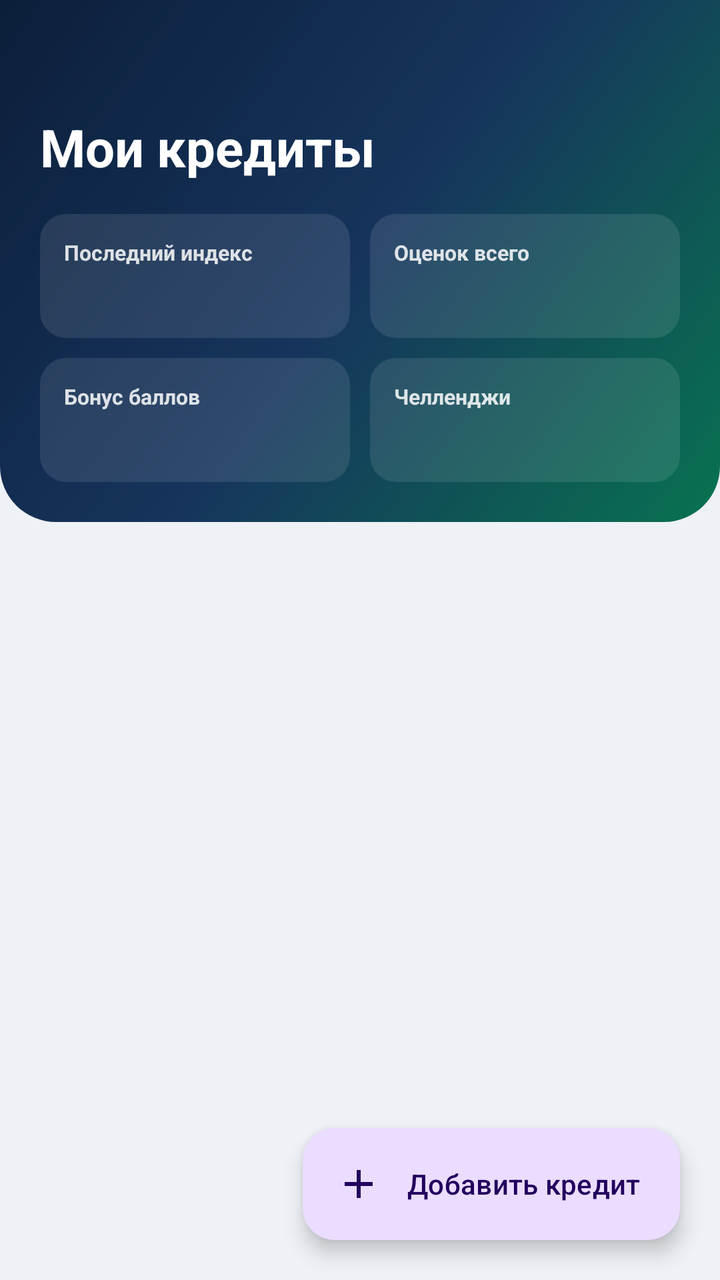
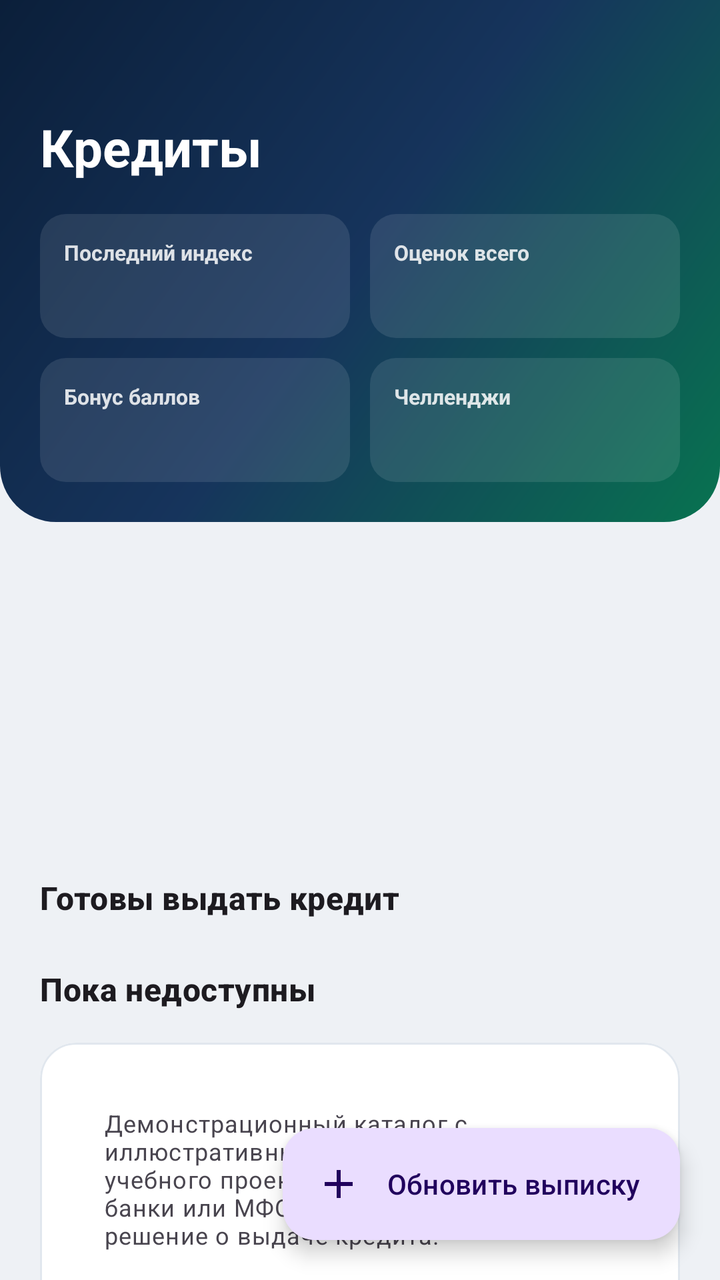

Before-and-after screenshots of an Android layout around one commit, followed by the original layout XML and the change that was made.
<!-- AndroidManifest.xml: application theme Theme.CreditWise -->
<!-- res/layout/fragment_home.xml -->
<?xml version="1.0" encoding="utf-8"?>
<FrameLayout xmlns:android="http://schemas.android.com/apk/res/android"
    xmlns:app="http://schemas.android.com/apk/res-auto"
    android:layout_width="match_parent"
    android:layout_height="match_parent">

    <androidx.core.widget.NestedScrollView
        android:layout_width="match_parent"
        android:layout_height="match_parent"
        android:fillViewport="true">

        <LinearLayout
            android:layout_width="match_parent"
            android:layout_height="wrap_content"
            android:orientation="vertical"
            android:paddingBottom="96dp">

            <LinearLayout
                android:layout_width="match_parent"
                android:layout_height="wrap_content"
                android:background="@drawable/bg_gradient_header"
                android:orientation="vertical"
                android:paddingTop="56dp"
                android:paddingBottom="20dp"
                android:paddingHorizontal="@dimen/screen_margin">

                <TextView
                    android:layout_width="match_parent"
                    android:layout_height="wrap_content"
                    android:text="@string/home_title"
                    android:textColor="@color/white"
                    android:textSize="26sp"
                    android:textStyle="bold" />

                <LinearLayout
                    android:layout_width="match_parent"
                    android:layout_height="wrap_content"
                    android:layout_marginTop="16dp"
                    android:orientation="vertical">

                    <LinearLayout
                        android:layout_width="match_parent"
                        android:layout_height="wrap_content"
                        android:orientation="horizontal">

                        <LinearLayout style="@style/Widget.CreditWise.HomeChip">
                            <TextView android:text="@string/home_chip_index" style="@style/Widget.CreditWise.HomeChipLabel" />
                            <TextView android:id="@+id/chipIndex" style="@style/Widget.CreditWise.HomeChipValue" />
                        </LinearLayout>

                        <LinearLayout style="@style/Widget.CreditWise.HomeChip" android:layout_marginStart="10dp">
                            <TextView android:text="@string/home_chip_total" style="@style/Widget.CreditWise.HomeChipLabel" />
                            <TextView android:id="@+id/chipTotal" style="@style/Widget.CreditWise.HomeChipValue" />
                        </LinearLayout>
                    </LinearLayout>

                    <LinearLayout
                        android:layout_width="match_parent"
                        android:layout_height="wrap_content"
                        android:layout_marginTop="10dp"
                        android:orientation="horizontal">

                        <LinearLayout style="@style/Widget.CreditWise.HomeChip">
                            <TextView android:text="@string/home_chip_bonus" style="@style/Widget.CreditWise.HomeChipLabel" />
                            <TextView android:id="@+id/chipBonus" style="@style/Widget.CreditWise.HomeChipValue" />
                        </LinearLayout>

                        <LinearLayout style="@style/Widget.CreditWise.HomeChip" android:layout_marginStart="10dp">
                            <TextView android:text="@string/home_chip_quest" style="@style/Widget.CreditWise.HomeChipLabel" />
                            <TextView android:id="@+id/chipQuest" style="@style/Widget.CreditWise.HomeChipValue" />
                        </LinearLayout>
                    </LinearLayout>
                </LinearLayout>
            </LinearLayout>

            <com.google.android.material.card.MaterialCardView
                android:id="@+id/cardForecastTeaser"
                android:layout_width="match_parent"
                android:layout_height="wrap_content"
                android:layout_marginHorizontal="@dimen/screen_margin"
                android:layout_marginTop="@dimen/gap_m"
                android:alpha="0"
                app:cardCornerRadius="18dp"
                app:strokeWidth="0dp"
                android:foreground="?attr/selectableItemBackground">

                <LinearLayout
                    android:layout_width="match_parent"
                    android:layout_height="wrap_content"
                    android:gravity="center_vertical"
                    android:orientation="horizontal"
                    android:padding="14dp">

                    <FrameLayout
                        android:layout_width="44dp"
                        android:layout_height="44dp"
                        android:background="@drawable/bg_circle_emerald">

                        <ImageView
                            android:layout_width="22dp"
                            android:layout_height="22dp"
                            android:layout_gravity="center"
                            android:contentDescription="@null"
                            android:src="@drawable/ic_forecast" />
                    </FrameLayout>

                    <LinearLayout
                        android:layout_width="0dp"
                        android:layout_height="wrap_content"
                        android:layout_marginStart="14dp"
                        android:layout_weight="1"
                        android:orientation="vertical">

                        <TextView
                            android:layout_width="match_parent"
                            android:layout_height="wrap_content"
                            android:text="@string/home_forecast_teaser"
                            android:textAppearance="?attr/textAppearanceTitleMedium"
                            android:textStyle="bold" />

                        <TextView
                            android:layout_width="match_parent"
                            android:layout_height="wrap_content"
                            android:layout_marginTop="2dp"
                            android:text="@string/home_forecast_teaser_subtitle"
                            android:textAppearance="?attr/textAppearanceBodySmall"
                            android:textColor="?android:attr/textColorSecondary" />
                    </LinearLayout>

                    <FrameLayout
                        android:layout_width="30dp"
                        android:layout_height="30dp"
                        android:layout_marginStart="8dp"
                        android:background="@drawable/bg_pill_neutral">

                        <TextView
                            android:layout_width="wrap_content"
                            android:layout_height="wrap_content"
                            android:layout_gravity="center"
                            android:text="→"
                            android:textColor="?android:attr/textColorSecondary"
                            android:textSize="16sp" />
                    </FrameLayout>
                </LinearLayout>
            </com.google.android.material.card.MaterialCardView>

            <com.google.android.material.card.MaterialCardView
                android:id="@+id/cardOffersTeaser"
                android:layout_width="match_parent"
                android:layout_height="wrap_content"
                android:layout_marginHorizontal="@dimen/screen_margin"
                android:layout_marginTop="@dimen/gap_s"
                android:alpha="0"
                app:cardCornerRadius="18dp"
                app:strokeWidth="0dp"
                android:foreground="?attr/selectableItemBackground"
                android:visibility="gone">

                <LinearLayout
                    android:layout_width="match_parent"
                    android:layout_height="wrap_content"
                    android:gravity="center_vertical"
                    android:orientation="horizontal"
                    android:padding="14dp">

                    <FrameLayout
                        android:layout_width="44dp"
                        android:layout_height="44dp"
                        android:background="@drawable/bg_score_badge">

                        <ImageView
                            android:layout_width="22dp"
                            android:layout_height="22dp"
                            android:layout_gravity="center"
                            android:contentDescription="@null"
                            android:src="@drawable/ic_credit_card" />
                    </FrameLayout>

                    <LinearLayout
                        android:layout_width="0dp"
                        android:layout_height="wrap_content"
                        android:layout_marginStart="14dp"
                        android:layout_weight="1"
                        android:orientation="vertical">

                        <TextView
                            android:layout_width="match_parent"
                            android:layout_height="wrap_content"
                            android:text="@string/home_offers_teaser"
                            android:textAppearance="?attr/textAppearanceTitleMedium"
                            android:textStyle="bold" />

                        <TextView
                            android:layout_width="match_parent"
                            android:layout_height="wrap_content"
                            android:layout_marginTop="2dp"
                            android:text="@string/home_offers_teaser_subtitle"
                            android:textAppearance="?attr/textAppearanceBodySmall"
                            android:textColor="?android:attr/textColorSecondary" />
                    </LinearLayout>

                    <FrameLayout
                        android:layout_width="30dp"
                        android:layout_height="30dp"
                        android:layout_marginStart="8dp"
                        android:background="@drawable/bg_pill_neutral">

                        <TextView
                            android:layout_width="wrap_content"
                            android:layout_height="wrap_content"
                            android:layout_gravity="center"
                            android:text="→"
                            android:textColor="?android:attr/textColorSecondary"
                            android:textSize="16sp" />
                    </FrameLayout>
                </LinearLayout>
            </com.google.android.material.card.MaterialCardView>

            <LinearLayout
                android:id="@+id/emptyState"
                android:layout_width="match_parent"
                android:layout_height="wrap_content"
                android:gravity="center_horizontal"
                android:orientation="vertical"
                android:paddingHorizontal="@dimen/screen_margin"
                android:paddingTop="48dp"
                android:visibility="gone">

                <TextView
                    android:layout_width="wrap_content"
                    android:layout_height="wrap_content"
                    android:text="@string/home_empty_title"
                    android:textAppearance="?attr/textAppearanceTitleMedium"
                    android:textStyle="bold" />

                <TextView
                    android:layout_width="match_parent"
                    android:layout_height="wrap_content"
                    android:layout_marginTop="8dp"
                    android:gravity="center"
                    android:text="@string/home_empty_body"
                    android:textAppearance="?attr/textAppearanceBodyMedium"
                    android:textColor="?android:attr/textColorSecondary" />
            </LinearLayout>

            <androidx.recyclerview.widget.RecyclerView
                android:id="@+id/casesRecycler"
                android:layout_width="match_parent"
                android:layout_height="wrap_content"
                android:layout_marginTop="@dimen/gap_m"
                android:clipToPadding="false"
                android:paddingHorizontal="@dimen/screen_margin"
                app:layoutManager="androidx.recyclerview.widget.LinearLayoutManager" />
        </LinearLayout>
    </androidx.core.widget.NestedScrollView>

    <com.google.android.material.floatingactionbutton.ExtendedFloatingActionButton
        android:id="@+id/fabAdd"
        android:layout_width="wrap_content"
        android:layout_height="wrap_content"
        android:layout_gravity="bottom|end"
        android:layout_margin="20dp"
        android:text="@string/home_add"
        app:icon="@drawable/ic_add" />
</FrameLayout>
<!-- resources referenced by this layout -->
<resources>
  <color name="white">#FFFFFF</color>
  <dimen name="gap_m">16dp</dimen>
  <dimen name="gap_s">8dp</dimen>
  <dimen name="screen_margin">20dp</dimen>
  <!-- drawable bg_circle_emerald (drawable) -->
  <?xml version="1.0" encoding="utf-8"?>
  <shape xmlns:android="http://schemas.android.com/apk/res/android" android:shape="oval">
      <solid android:color="@color/brand_emerald" />
  </shape>
  <!-- drawable bg_pill_neutral (drawable) -->
  <?xml version="1.0" encoding="utf-8"?>
  <shape xmlns:android="http://schemas.android.com/apk/res/android" android:shape="rectangle">
      <solid android:color="?attr/colorSurfaceContainerHighest" />
      <corners android:radius="999dp" />
  </shape>
  <!-- drawable bg_score_badge (drawable) -->
  <?xml version="1.0" encoding="utf-8"?>
  <shape xmlns:android="http://schemas.android.com/apk/res/android" android:shape="oval">
      <solid android:color="@color/brand_navy_2" />
  </shape>
  <!-- drawable ic_credit_card (drawable) -->
  <?xml version="1.0" encoding="utf-8"?>
  <vector xmlns:android="http://schemas.android.com/apk/res/android"
      android:width="24dp"
      android:height="24dp"
      android:viewportWidth="24"
      android:viewportHeight="24">
      <path
          android:fillColor="#FFFFFFFF"
          android:pathData="M20,4L4,4c-1.11,0 -1.99,0.89 -1.99,2L2,18c0,1.11 0.89,2 2,2h16c1.11,0 2,-0.89 2,-2L22,6c0,-1.11 -0.89,-2 -2,-2zM20,18L4,18L4,12h16v6zM20,8L4,8L4,6h16v2z" />
  </vector>
  <string name="home_add">Добавить кредит</string>
  <string name="home_chip_bonus">Бонус баллов</string>
  <string name="home_chip_index">Последний индекс</string>
  <string name="home_chip_quest">Челленджи</string>
  <string name="home_chip_total">Оценок всего</string>
  <string name="home_empty_body">Нажмите «+», чтобы загрузить выписку и получить первый индекс благонадёжности.</string>
  <string name="home_empty_title">Пока нет ни одной оценки</string>
  <string name="home_forecast_teaser">Прогноз по темпу трат</string>
  <string name="home_forecast_teaser_subtitle">На сколько дней хватит остатка</string>
  <string name="home_offers_teaser">Кредитные предложения</string>
  <string name="home_offers_teaser_subtitle">Кто готов выдать кредит по вашему индексу</string>
  <string name="home_title">Мои кредиты</string>
  <style name="Widget.CreditWise.HomeChip" parent="">
          <item name="android:layout_width">0dp</item>
          <item name="android:layout_height">wrap_content</item>
          <item name="android:layout_weight">1</item>
          <item name="android:orientation">vertical</item>
          <item name="android:background">@drawable/bg_chip_on_gradient</item>
          <item name="android:padding">12dp</item>
      </style>
  <style name="Widget.CreditWise.HomeChipLabel" parent="">
          <item name="android:layout_width">wrap_content</item>
          <item name="android:layout_height">wrap_content</item>
          <item name="android:textSize">10.5sp</item>
          <item name="android:textStyle">bold</item>
          <item name="android:alpha">0.85</item>
          <item name="android:textColor">@color/white</item>
      </style>
  <color name="brand_emerald">#0E9D6C</color>
  <color name="brand_navy">#0B1F3A</color>
  <color name="brand_navy_2">#16345C</color>
  <color name="brand_emerald_deep">#087350</color>
  <!-- drawable bg_chip_on_gradient (drawable) -->
  <?xml version="1.0" encoding="utf-8"?>
  <shape xmlns:android="http://schemas.android.com/apk/res/android" android:shape="rectangle">
      <solid android:color="#1AFFFFFF" />
      <corners android:radius="13dp" />
  </shape>
  <color name="brand_navy_dark">#081527</color>
  <color name="brand_violet_tag">#5B2E96</color>
  <color name="surface_sunken_light">#EEF1F5</color>
  <dimen name="card_radius">18dp</dimen>
  <!-- unchanged entries left out for length: 6 -->
</resources>

<!-- the commit's change to res/layout/fragment_home.xml (unified diff, before → after) -->
@@ -144,113 +144,103 @@
                 </LinearLayout>
             </com.google.android.material.card.MaterialCardView>
 
-            <com.google.android.material.card.MaterialCardView
-                android:id="@+id/cardOffersTeaser"
-                android:layout_width="match_parent"
-                android:layout_height="wrap_content"
-                android:layout_marginHorizontal="@dimen/screen_margin"
-                android:layout_marginTop="@dimen/gap_s"
-                android:alpha="0"
-                app:cardCornerRadius="18dp"
-                app:strokeWidth="0dp"
-                android:foreground="?attr/selectableItemBackground"
+            <LinearLayout
+                android:id="@+id/emptyState"
+                android:layout_width="match_parent"
+                android:layout_height="wrap_content"
                 android:visibility="gone">
 
-                <LinearLayout
-                    android:layout_width="match_parent"
-                    android:layout_height="wrap_content"
-                    android:gravity="center_vertical"
-                    android:orientation="horizontal"
-                    android:padding="14dp">
-
-                    <FrameLayout
-                        android:layout_width="44dp"
-                        android:layout_height="44dp"
-                        android:background="@drawable/bg_score_badge">
-
-                        <ImageView
-                            android:layout_width="22dp"
-                            android:layout_height="22dp"
-                            android:layout_gravity="center"
-                            android:contentDescription="@null"
-                            android:src="@drawable/ic_credit_card" />
-                    </FrameLayout>
-
-                    <LinearLayout
-                        android:layout_width="0dp"
-                        android:layout_height="wrap_content"
-                        android:layout_marginStart="14dp"
-                        android:layout_weight="1"
-                        android:orientation="vertical">
-
-                        <TextView
-                            android:layout_width="match_parent"
-                            android:layout_height="wrap_content"
-                            android:text="@string/home_offers_teaser"
+                <com.google.android.material.card.MaterialCardView
+                    android:layout_width="match_parent"
+                    android:layout_height="wrap_content"
+                    android:layout_marginHorizontal="@dimen/screen_margin"
+                    android:layout_marginTop="@dimen/gap_m">
+
+                    <LinearLayout
+                        android:layout_width="match_parent"
+                        android:layout_height="wrap_content"
+                        android:orientation="vertical"
+                        android:padding="18dp">
+
+                        <TextView
+                            android:layout_width="match_parent"
+                            android:layout_height="wrap_content"
+                            android:text="@string/offers_empty_title"
                             android:textAppearance="?attr/textAppearanceTitleMedium"
                             android:textStyle="bold" />
 
                         <TextView
-                            android:layout_width="match_parent"
-                            android:layout_height="wrap_content"
-                            android:layout_marginTop="2dp"
-                            android:text="@string/home_offers_teaser_subtitle"
-                            android:textAppearance="?attr/textAppearanceBodySmall"
+                            android:id="@+id/tvEmptyBody"
+                            android:layout_width="match_parent"
+                            android:layout_height="wrap_content"
+                            android:layout_marginTop="8dp"
+                            android:textAppearance="?attr/textAppearanceBodyMedium"
                             android:textColor="?android:attr/textColorSecondary" />
-                    </LinearLayout>
-
-                    <FrameLayout
-                        android:layout_width="30dp"
-                        android:layout_height="30dp"
-                        android:layout_marginStart="8dp"
-                        android:background="@drawable/bg_pill_neutral">
-
-                        <TextView
-                            android:layout_width="wrap_content"
-                            android:layout_height="wrap_content"
-                            android:layout_gravity="center"
-                            android:text="→"
-                            android:textColor="?android:attr/textColorSecondary"
-                            android:textSize="16sp" />
-                    </FrameLayout>
-                </LinearLayout>
-            </com.google.android.material.card.MaterialCardView>
+
+                        <com.google.android.material.button.MaterialButton
+                            android:id="@+id/btnGoChallenges"
+                            android:layout_width="match_parent"
+                            android:layout_height="wrap_content"
+                            android:layout_marginTop="14dp"
+                            android:text="@string/offers_go_challenges" />
+                    </LinearLayout>
+                </com.google.android.material.card.MaterialCardView>
+            </LinearLayout>
 
             <LinearLayout
-                android:id="@+id/emptyState"
-                android:layout_width="match_parent"
-                android:layout_height="wrap_content"
-                android:gravity="center_horizontal"
-                android:orientation="vertical"
-                android:paddingHorizontal="@dimen/screen_margin"
-                android:paddingTop="48dp"
-                android:visibility="gone">
-
-                <TextView
-                    android:layout_width="wrap_content"
-                    android:layout_height="wrap_content"
-                    android:text="@string/home_empty_title"
-                    android:textAppearance="?attr/textAppearanceTitleMedium"
-                    android:textStyle="bold" />
-
-                <TextView
-                    android:layout_width="match_parent"
-                    android:layout_height="wrap_content"
-                    android:layout_marginTop="8dp"
-                    android:gravity="center"
-                    android:text="@string/home_empty_body"
+                android:id="@+id/offersContent"
+                android:layout_width="match_parent"
+                android:layout_height="wrap_content"
+                android:orientation="vertical">
+
+                <TextView
+                    style="@style/Widget.CreditWise.SectionTitle"
+                    android:text="@string/offers_eligible_title" />
+
+                <LinearLayout
+                    android:id="@+id/eligibleContainer"
+                    android:layout_width="match_parent"
+                    android:layout_height="wrap_content"
+                    android:layout_marginHorizontal="@dimen/screen_margin"
+                    android:orientation="vertical" />
+
+                <TextView
+                    android:id="@+id/tvNoneEligible"
+                    android:layout_width="match_parent"
+                    android:layout_height="wrap_content"
+                    android:layout_marginHorizontal="@dimen/screen_margin"
+                    android:text="@string/offers_none_eligible"
                     android:textAppearance="?attr/textAppearanceBodyMedium"
-                    android:textColor="?android:attr/textColorSecondary" />
+                    android:textColor="?android:attr/textColorSecondary"
+                    android:visibility="gone" />
+
+                <TextView
+                    style="@style/Widget.CreditWise.SectionTitle"
+                    android:layout_marginTop="@dimen/gap_m"
+                    android:text="@string/offers_ineligible_title" />
+
+                <LinearLayout
+                    android:id="@+id/ineligibleContainer"
+                    android:layout_width="match_parent"
+                    android:layout_height="wrap_content"
+                    android:layout_marginHorizontal="@dimen/screen_margin"
+                    android:orientation="vertical" />
+
+                <com.google.android.material.card.MaterialCardView
+                    android:layout_width="match_parent"
+                    android:layout_height="wrap_content"
+                    android:layout_marginHorizontal="@dimen/screen_margin"
+                    android:layout_marginTop="@dimen/gap_s">
+
+                    <TextView
+                        android:layout_width="match_parent"
+                        android:layout_height="wrap_content"
+                        android:padding="14dp"
+                        android:text="@string/offers_disclaimer"
+                        android:textAppearance="?attr/textAppearanceBodySmall"
+                        android:textColor="?android:attr/textColorSecondary" />
+                </com.google.android.material.card.MaterialCardView>
             </LinearLayout>
-
-            <androidx.recyclerview.widget.RecyclerView
-                android:id="@+id/casesRecycler"
-                android:layout_width="match_parent"
-                android:layout_height="wrap_content"
-                android:layout_marginTop="@dimen/gap_m"
-                android:clipToPadding="false"
-                android:paddingHorizontal="@dimen/screen_margin"
-                app:layoutManager="androidx.recyclerview.widget.LinearLayoutManager" />
         </LinearLayout>
     </androidx.core.widget.NestedScrollView>
 
<!-- resource entries referenced after the edit -->
@@ -15,34 +15,20 @@
       <solid android:color="?attr/colorSurfaceContainerHighest" />
       <corners android:radius="999dp" />
   </shape>
-  <!-- drawable bg_score_badge (drawable) -->
-  <?xml version="1.0" encoding="utf-8"?>
-  <shape xmlns:android="http://schemas.android.com/apk/res/android" android:shape="oval">
-      <solid android:color="@color/brand_navy_2" />
-  </shape>
-  <!-- drawable ic_credit_card (drawable) -->
-  <?xml version="1.0" encoding="utf-8"?>
-  <vector xmlns:android="http://schemas.android.com/apk/res/android"
-      android:width="24dp"
-      android:height="24dp"
-      android:viewportWidth="24"
-      android:viewportHeight="24">
-      <path
-          android:fillColor="#FFFFFFFF"
-          android:pathData="M20,4L4,4c-1.11,0 -1.99,0.89 -1.99,2L2,18c0,1.11 0.89,2 2,2h16c1.11,0 2,-0.89 2,-2L22,6c0,-1.11 -0.89,-2 -2,-2zM20,18L4,18L4,12h16v6zM20,8L4,8L4,6h16v2z" />
-  </vector>
-  <string name="home_add">Добавить кредит</string>
+  <string name="home_add">Обновить выписку</string>
   <string name="home_chip_bonus">Бонус баллов</string>
   <string name="home_chip_index">Последний индекс</string>
   <string name="home_chip_quest">Челленджи</string>
   <string name="home_chip_total">Оценок всего</string>
-  <string name="home_empty_body">Нажмите «+», чтобы загрузить выписку и получить первый индекс благонадёжности.</string>
-  <string name="home_empty_title">Пока нет ни одной оценки</string>
   <string name="home_forecast_teaser">Прогноз по темпу трат</string>
   <string name="home_forecast_teaser_subtitle">На сколько дней хватит остатка</string>
-  <string name="home_offers_teaser">Кредитные предложения</string>
-  <string name="home_offers_teaser_subtitle">Кто готов выдать кредит по вашему индексу</string>
-  <string name="home_title">Мои кредиты</string>
+  <string name="home_title">Кредиты</string>
+  <string name="offers_disclaimer">Демонстрационный каталог с иллюстративными условиями для учебного проекта — это не реальные банки или МФО и не персональное решение о выдаче кредита.</string>
+  <string name="offers_eligible_title">Готовы выдать кредит</string>
+  <string name="offers_empty_title">Пока нет доступных предложений</string>
+  <string name="offers_go_challenges">Перейти к челленджам</string>
+  <string name="offers_ineligible_title">Пока недоступны</string>
+  <string name="offers_none_eligible">При текущем индексе ни один из партнёров пока не готов — смотрите, сколько баллов не хватает, ниже.</string>
   <style name="Widget.CreditWise.HomeChip" parent="">
           <item name="android:layout_width">0dp</item>
           <item name="android:layout_height">wrap_content</item>
@@ -59,6 +45,16 @@
           <item name="android:alpha">0.85</item>
           <item name="android:textColor">@color/white</item>
       </style>
+  <style name="Widget.CreditWise.SectionTitle" parent="">
+          <item name="android:layout_width">match_parent</item>
+          <item name="android:layout_height">wrap_content</item>
+          <item name="android:layout_marginStart">@dimen/screen_margin</item>
+          <item name="android:layout_marginEnd">@dimen/screen_margin</item>
+          <item name="android:layout_marginTop">@dimen/gap_l</item>
+          <item name="android:layout_marginBottom">@dimen/gap_s</item>
+          <item name="android:textAppearance">?attr/textAppearanceTitleMedium</item>
+          <item name="android:textStyle">bold</item>
+      </style>
   <color name="brand_emerald">#0E9D6C</color>
   <color name="brand_navy">#0B1F3A</color>
   <color name="brand_navy_2">#16345C</color>
@@ -69,6 +65,7 @@
       <solid android:color="#1AFFFFFF" />
       <corners android:radius="13dp" />
   </shape>
+  <dimen name="gap_l">24dp</dimen>
   <color name="brand_navy_dark">#081527</color>
   <color name="brand_violet_tag">#5B2E96</color>
   <color name="surface_sunken_light">#EEF1F5</color>
